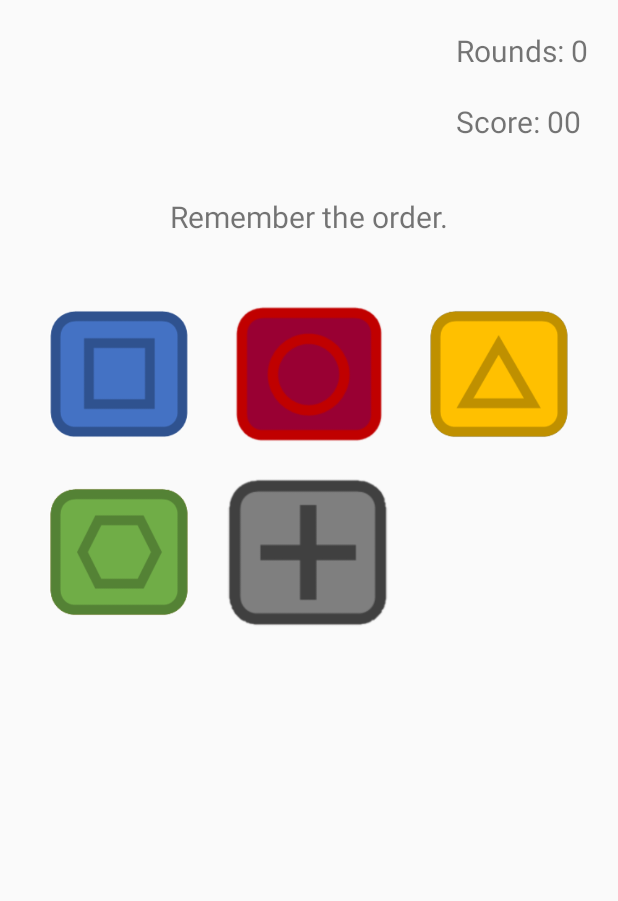
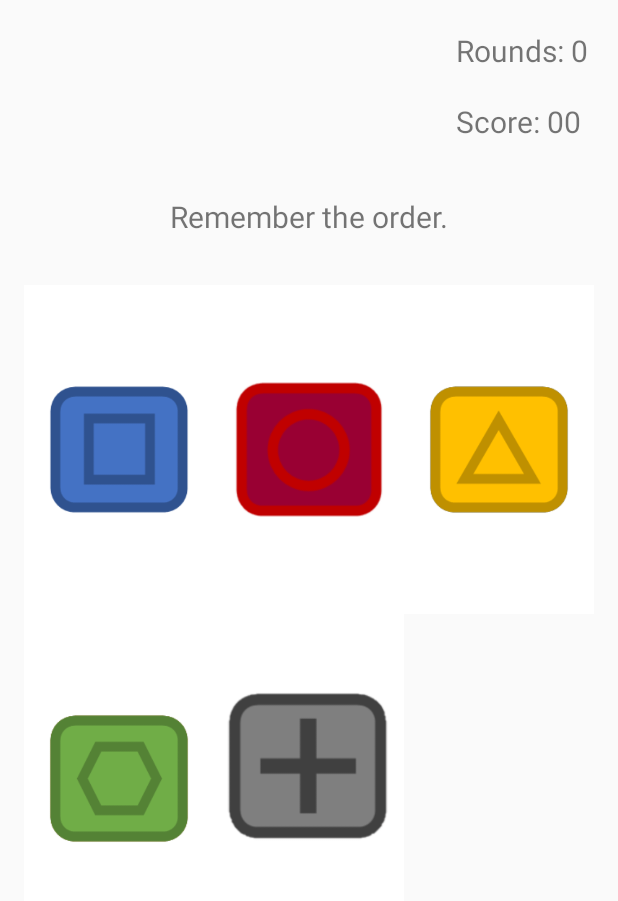
Before and after one commit to besttodd/EducationalGame, an Android app: the MemoryGameActivity screen opened directly, with no data from a screen before it, on a phone screen of 412 x 824 dp, the part 84-985 px from its top. Run offline under Robolectric (Android 15) with nearby library versions, the phone set to English and light mode, and no system bars; pictures from the network do not load; 3 statements that could not run were skipped.

```diff
--- a/app/src/main/AndroidManifest.xml
+++ b/app/src/main/AndroidManifest.xml
@@ -20,9 +20,9 @@
         <activity android:name=".Authenticate_Activity" />
         <activity android:name=".Twitter_Activity" />
         <activity android:name=".ScoresActivity" />
-        <activity android:name=".MemoryActivity" />
+        <activity android:name=".MemoryGameActivity" />
         <activity android:name=".ResultsActivity" />
-        <activity android:name=".HigherLowerGameActivity" />
+        <activity android:name=".MathsGameActivity" />
         <activity android:name=".MainActivity">
             <intent-filter>
                 <action android:name="android.intent.action.MAIN" />
--- a/app/src/main/java/au/edu/jcu/cp3406/educationalgame/HLGame.java
+++ b/app/src/main/java/au/edu/jcu/cp3406/educationalgame/MathsGame.java
@@ -2,7 +2,7 @@ package au.edu.jcu.cp3406.educationalgame;
 
 import java.util.Random;
 
-class HLGame {
+class MathsGame {
     private String card1;
     private String card2;
     private int c1Answer;
--- a/app/src/main/java/au/edu/jcu/cp3406/educationalgame/MemoryActivity.java
+++ b/app/src/main/java/au/edu/jcu/cp3406/educationalgame/MemoryGameActivity.java
@@ -22,7 +22,7 @@ import java.util.ArrayList;
 import java.util.Iterator;
 import java.util.List;
 
-public class MemoryActivity extends BaseActivity implements StateListener {
+public class MemoryGameActivity extends BaseActivity implements StateListener {
     static int POINTS_CORRECT = 10;
     private StateListener listener;
     private Context context;
@@ -47,7 +47,7 @@ public class MemoryActivity extends BaseActivity implements StateListener {
     @Override
     protected void onCreate(Bundle savedInstanceState) {
         super.onCreate(savedInstanceState);
-        setContentView(R.layout.activity_memory);
+        setContentView(R.layout.activity_memory_game);
         Toolbar toolbar = findViewById(R.id.toolbar);
         setSupportActionBar(toolbar);
 
@@ -60,8 +60,12 @@ public class MemoryActivity extends BaseActivity implements StateListener {
         soundManager = ((SoundManager) getApplication());
 
         FragmentManager fm = getSupportFragmentManager();
+        Fragment gameFragment = fm.findFragmentById(R.id.memoryGameFragment);
         settingsFragment = fm.findFragmentById(R.id.settingsFragment);
-        hideFragment(settingsFragment);
+        boolean isLargeScreen = gameFragment != null;
+        if (!isLargeScreen) {
+            hideFragment(settingsFragment);
+        }
 
         gridView = findViewById(R.id.gridView);
         tileAdapter = new TileAdapter(this, tiles);
--- a/app/src/main/java/au/edu/jcu/cp3406/educationalgame/ResultsActivity.java
+++ b/app/src/main/java/au/edu/jcu/cp3406/educationalgame/ResultsActivity.java
@@ -143,8 +143,8 @@ public class ResultsActivity extends BaseActivity implements StateListener {
 
     public void restart(View view) {
         Intent intent;
-        if (game.equals(Game.MATHS)) { intent = new Intent(this, HigherLowerGameActivity.class); }
-        else { intent = new Intent(this, MemoryActivity.class); }
+        if (game.equals(Game.MATHS)) { intent = new Intent(this, MathsGameActivity.class); }
+        else { intent = new Intent(this, MemoryGameActivity.class); }
         intent.putExtra("difficulty", level);
         startActivity(intent);
     }
@@ -175,8 +175,8 @@ public class ResultsActivity extends BaseActivity implements StateListener {
             case SHAKE:
             case RESTART:
                 Intent intent;
-                if (game.equals(Game.MATHS)) { intent = new Intent(this, HigherLowerGameActivity.class); }
-                else { intent = new Intent(this, MemoryActivity.class); }
+                if (game.equals(Game.MATHS)) { intent = new Intent(this, MathsGameActivity.class); }
+                else { intent = new Intent(this, MemoryGameActivity.class); }
                 intent.putExtra("difficulty", level);
                 startActivity(intent);
                 break;
--- a/app/src/main/java/au/edu/jcu/cp3406/educationalgame/ScoresActivity.java
+++ b/app/src/main/java/au/edu/jcu/cp3406/educationalgame/ScoresActivity.java
@@ -11,10 +11,8 @@ import android.database.Cursor;
 import android.database.sqlite.SQLiteDatabase;
 import android.database.sqlite.SQLiteException;
 import android.os.Bundle;
-import android.util.Log;
 import android.view.Menu;
 import android.view.MenuItem;
-import android.view.View;
 import android.widget.ListView;
 import android.widget.Toast;
 
@@ -144,8 +142,8 @@ public class ScoresActivity extends BaseActivity implements StateListener {
             case SHAKE:
             case RESTART:
                 Intent intent;
-                if (game.equals(Game.MATHS)) { intent = new Intent(this, HigherLowerGameActivity.class); }
-                else { intent = new Intent(this, MemoryActivity.class); }
+                if (game.equals(Game.MATHS)) { intent = new Intent(this, MathsGameActivity.class); }
+                else { intent = new Intent(this, MemoryGameActivity.class); }
                 intent.putExtra("difficulty", level);
                 startActivity(intent);
                 break;
--- a/app/src/main/java/au/edu/jcu/cp3406/educationalgame/TileAdapter.java
+++ b/app/src/main/java/au/edu/jcu/cp3406/educationalgame/TileAdapter.java
@@ -35,8 +35,8 @@ public class TileAdapter extends BaseAdapter {
         final Tile tile = tiles[position];
 
         if (convertView == null) {
-            final LayoutInflater layoutInflater = LayoutInflater.from(mContext);
-            convertView = layoutInflater.inflate(R.layout.tile, null);
+            LayoutInflater layoutInflater = LayoutInflater.from(mContext);
+            convertView = layoutInflater.inflate(R.layout.tile, parent, false);
         }
 
         ImageView imageView = convertView.findViewById(R.id.tileView);
--- a/app/src/main/res/layout-sw600dp/activity_higher_lower_game.xml
+++ b/app/src/main/res/layout-sw600dp/activity_maths_game.xml
@@ -19,7 +19,7 @@ android:orientation="vertical">
 
     <fragment
         android:id="@+id/game"
-        android:name="au.edu.jcu.cp3406.educationalgame.HigherLowerGameFragment"
+        android:name="au.edu.jcu.cp3406.educationalgame.MathsGameFragment"
         android:layout_width="0dp"
         android:layout_height="match_parent"
         android:layout_weight="1"
@@ -27,7 +27,7 @@ android:orientation="vertical">
         app:layout_constraintEnd_toEndOf="parent"
         app:layout_constraintStart_toStartOf="parent"
         app:layout_constraintTop_toBottomOf="@id/toolbar"
-        tools:layout="@layout/activity_higher_lower_game" />
+        tools:layout="@layout/activity_maths_game" />
 
     <LinearLayout
         android:layout_width="wrap_content"
--- /dev/null
+++ b/app/src/main/res/layout-sw600dp/activity_memory_game.xml
@@ -0,0 +1,48 @@
+<?xml version="1.0" encoding="utf-8"?>
+<androidx.appcompat.widget.LinearLayoutCompat xmlns:android="http://schemas.android.com/apk/res/android"
+    xmlns:tools="http://schemas.android.com/tools"
+    android:layout_width="match_parent"
+    android:layout_height="match_parent"
+    android:orientation="vertical"
+    tools:context=".MemoryGameActivity">
+
+    <include
+        android:id="@+id/toolbar"
+        layout="@layout/toolbar_main" />
+
+    <LinearLayout
+        android:layout_width="match_parent"
+        android:layout_height="match_parent"
+        android:orientation="horizontal">
+
+        <fragment
+            android:id="@+id/memoryGameFragment"
+            android:name="au.edu.jcu.cp3406.educationalgame.MemoryGameFragment"
+            android:layout_width="match_parent"
+            android:layout_height="match_parent"
+            android:layout_weight="1"/>
+
+        <LinearLayout
+            android:layout_width="wrap_content"
+            android:layout_height="match_parent"
+            android:orientation="vertical">
+
+            <fragment
+                android:id="@+id/timeAndScore"
+                android:name="au.edu.jcu.cp3406.educationalgame.StatusFragment"
+                android:layout_width="wrap_content"
+                android:layout_height="wrap_content"
+                android:layout_weight="1"
+                android:layout_gravity="end" />
+
+            <fragment
+                android:id="@+id/settingsFragment"
+                android:name="au.edu.jcu.cp3406.educationalgame.SettingsFragment"
+                android:layout_width="wrap_content"
+                android:layout_height="wrap_content"
+                android:layout_gravity="end"
+                android:layout_weight="1"
+                android:tag="settingsFragment" />
+        </LinearLayout>
+    </LinearLayout>
+</androidx.appcompat.widget.LinearLayoutCompat>
--- a/app/src/main/res/layout/activity_higher_lower_game.xml
+++ b/app/src/main/res/layout/activity_maths_game.xml
@@ -5,7 +5,7 @@
     android:layout_width="match_parent"
     android:layout_height="match_parent"
     android:background="#BBDEFB"
-    tools:context=".HigherLowerGameActivity">
+    tools:context=".MathsGameActivity">
 
     <androidx.constraintlayout.widget.ConstraintLayout
         android:layout_width="match_parent"
--- a/app/src/main/res/layout/activity_memory.xml
+++ b/app/src/main/res/layout/activity_memory_game.xml
@@ -3,7 +3,7 @@
     xmlns:tools="http://schemas.android.com/tools"
     android:layout_width="match_parent"
     android:layout_height="match_parent"
-    tools:context=".MemoryActivity">
+    tools:context=".MemoryGameActivity">
 
     <LinearLayout
         android:layout_width="match_parent"
--- a/app/src/main/res/layout/fragment_higher_lower_game.xml
+++ b/app/src/main/res/layout/fragment_maths_game.xml
@@ -4,7 +4,7 @@
     xmlns:tools="http://schemas.android.com/tools"
     android:layout_width="match_parent"
     android:layout_height="match_parent"
-    tools:context=".HigherLowerGameFragment">
+    tools:context=".MathsGameFragment">
 
     <TextView
         android:id="@+id/conditionDisplay"
--- a/app/src/main/res/layout/tile.xml
+++ b/app/src/main/res/layout/tile.xml
@@ -4,4 +4,5 @@
     xmlns:android="http://schemas.android.com/apk/res/android"
     android:layout_width="wrap_content"
     android:layout_height="wrap_content"
-    android:adjustViewBounds="true" />
+    android:background="@color/white"
+     /><!--android:adjustViewBounds="true"-->
```
Also changed, not shown: app/src/main/java/au/edu/jcu/cp3406/educationalgame/MainActivity.java (+2 -13 lines), app/src/main/java/au/edu/jcu/cp3406/educationalgame/MathsGameActivity.java (renamed from app/src/main/java/au/edu/jcu/cp3406/educationalgame/HigherLowerGameActivity.java, +3 -8 lines), app/src/main/java/au/edu/jcu/cp3406/educationalgame/MathsGameFragment.java (renamed from app/src/main/java/au/edu/jcu/cp3406/educationalgame/HigherLowerGameFragment.java, +4 -5 lines), app/src/main/java/au/edu/jcu/cp3406/educationalgame/MemoryGameFragment.java (added, +28 -0 lines), app/src/main/res/layout/fragment_memory_game.xml (added, +39 -0 lines).
